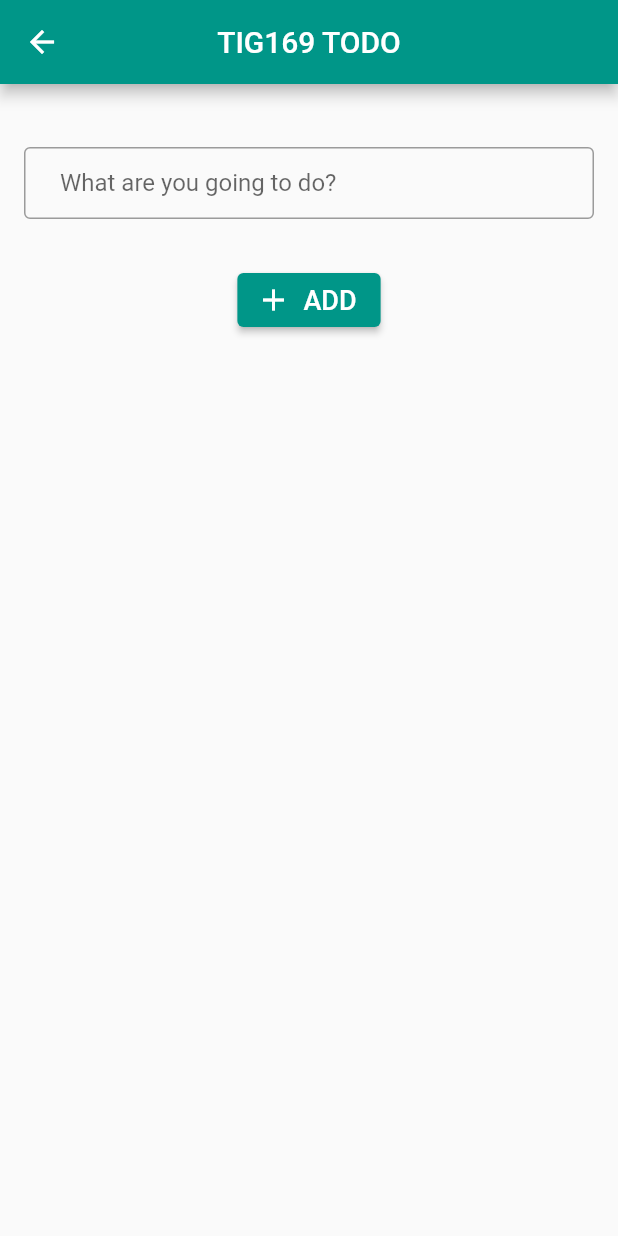
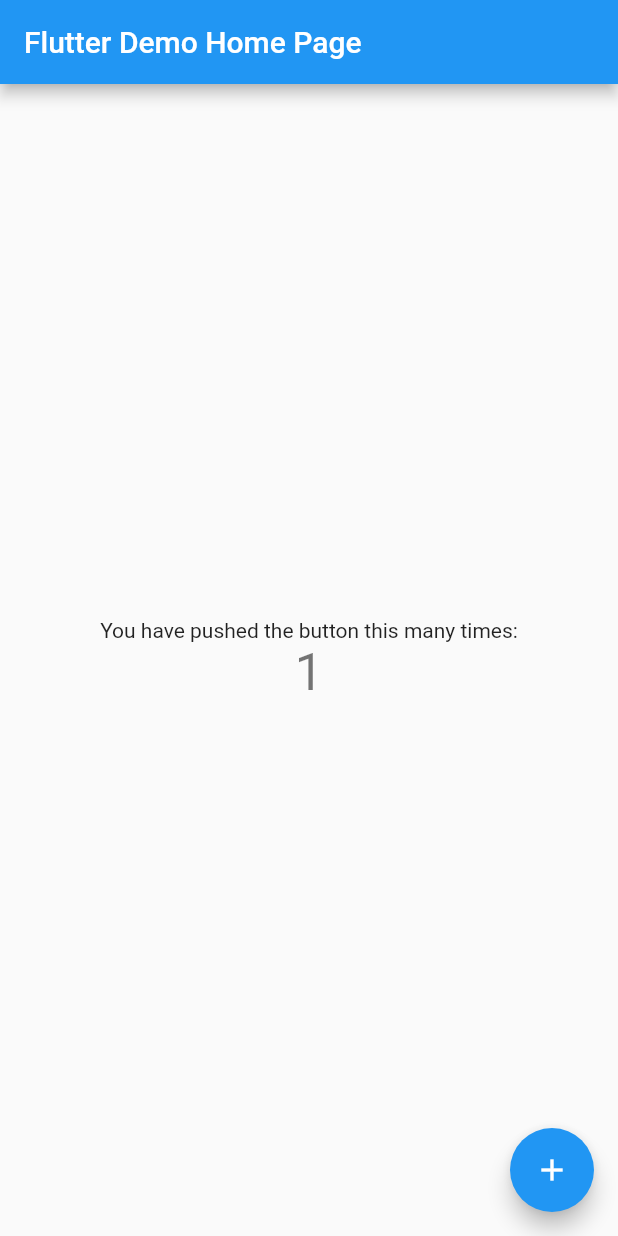
Before and after one commit to gu-tig169-ht21/gusrundbam, a Flutter app: the screen it shows after launch, after a tap on the "add" icon, on a phone screen of 412 x 824 dp. Run offline on Flutter 3.47's test engine with Material 2 defaults, Android fonts, the phone set to English and light mode, and no system bars.

Commit message:
Revert "Steg 1"

```diff
--- a/lib/main.dart
+++ b/lib/main.dart
@@ -6,129 +6,110 @@ void main() {
 
 class MyApp extends StatelessWidget {
   const MyApp({Key? key}) : super(key: key);
+
+  // This widget is the root of your application.
   @override
   Widget build(BuildContext context) {
     return MaterialApp(
-        title: 'Todo app',
-        theme: ThemeData(
-          primarySwatch: Colors.teal,
-        ),
-        home: const HomePage());
+      title: 'Flutter Demo',
+      theme: ThemeData(
+        // This is the theme of your application.
+        //
+        // Try running your application with "flutter run". You'll see the
+        // application has a blue toolbar. Then, without quitting the app, try
+        // changing the primarySwatch below to Colors.green and then invoke
+        // "hot reload" (press "r" in the console where you ran "flutter run",
+        // or simply save your changes to "hot reload" in a Flutter IDE).
+        // Notice that the counter didn't reset back to zero; the application
+        // is not restarted.
+        primarySwatch: Colors.blue,
+      ),
+      home: const MyHomePage(title: 'Flutter Demo Home Page'),
+    );
   }
 }
 
-class HomePage extends StatelessWidget {
-  const HomePage({Key? key}) : super(key: key);
+class MyHomePage extends StatefulWidget {
+  const MyHomePage({Key? key, required this.title}) : super(key: key);
+
+  // This widget is the home page of your application. It is stateful, meaning
+  // that it has a State object (defined below) that contains fields that affect
+  // how it looks.
+
+  // This class is the configuration for the state. It holds the values (in this
+  // case the title) provided by the parent (in this case the App widget) and
+  // used by the build method of the State. Fields in a Widget subclass are
+  // always marked "final".
+
+  final String title;
+
+  @override
+  State<MyHomePage> createState() => _MyHomePageState();
+}
+
+class _MyHomePageState extends State<MyHomePage> {
+  int _counter = 0;
+
+  void _incrementCounter() {
+    setState(() {
+      // This call to setState tells the Flutter framework that something has
+      // changed in this State, which causes it to rerun the build method below
+      // so that the display can reflect the updated values. If we changed
+      // _counter without calling setState(), then the build method would not be
+      // called again, and so nothing would appear to happen.
+      _counter++;
+    });
+  }
+
   @override
   Widget build(BuildContext context) {
+    // This method is rerun every time setState is called, for instance as done
+    // by the _incrementCounter method above.
+    //
+    // The Flutter framework has been optimized to make rerunning build methods
+    // fast, so that you can just rebuild anything that needs updating rather
+    // than having to individually change instances of widgets.
     return Scaffold(
       appBar: AppBar(
-          centerTitle: true,
-          title: const Text('TIG169 TODO'),
-          actions: const [
-            IconButton(
-              icon: Icon(Icons.more_vert),
-              tooltip: 'Dots',
-              onPressed: null,
+        // Here we take the value from the MyHomePage object that was created by
+        // the App.build method, and use it to set our appbar title.
+        title: Text(widget.title),
+      ),
+      body: Center(
+        // Center is a layout widget. It takes a single child and positions it
+        // in the middle of the parent.
+        child: Column(
+          // Column is also a layout widget. It takes a list of children and
+          // arranges them vertically. By default, it sizes itself to fit its
+          // children horizontally, and tries to be as tall as its parent.
+          //
+          // Invoke "debug painting" (press "p" in the console, choose the
+          // "Toggle Debug Paint" action from the Flutter Inspector in Android
+          // Studio, or the "Toggle Debug Paint" command in Visual Studio Code)
+          // to see the wireframe for each widget.
+          //
+          // Column has various properties to control how it sizes itself and
+          // how it positions its children. Here we use mainAxisAlignment to
+          // center the children vertically; the main axis here is the vertical
+          // axis because Columns are vertical (the cross axis would be
+          // horizontal).
+          mainAxisAlignment: MainAxisAlignment.center,
+          children: <Widget>[
+            const Text(
+              'You have pushed the button this many times:',
             ),
-          ]),
-      body: _list(),
+            Text(
+              '$_counter',
+              style: Theme.of(context).textTheme.headline4,
+            ),
+          ],
+        ),
+      ),
       floatingActionButton: FloatingActionButton(
-        onPressed: () {
-          Navigator.push(context,
-              MaterialPageRoute(builder: (context) => const AddTodo()));
-        },
-        tooltip: 'Add',
+        onPressed: _incrementCounter,
+        tooltip: 'Increment',
         child: const Icon(Icons.add),
-      ),
-    );
-  }
-
-  Widget _list() {
-    return ListView(children: <Widget>[
-      Container(height: 24),
-      _item(false, 'Write a book'),
-      _item(true, 'Do homework'),
-      _item(false, 'Tidy room'),
-      _item(false, 'Watch TV'),
-      _item(false, 'Nap'),
-      _item(false, 'Shop groceries'),
-      _item(false, 'Have fun'),
-      _item(false, 'Meditate'),
-    ]);
-  }
-
-  Widget _item(bool isChecked, text) {
-    return ListTile(
-      leading: Checkbox(
-        value: isChecked,
-        onChanged: (bool? value) {},
-      ),
-      title: Text(text, style: _getTextStyle(isChecked)),
-      trailing: const Icon(Icons.cancel_outlined),
-    );
-  }
-
-  TextStyle _getTextStyle(isChecked) {
-    if (!isChecked) {
-      return const TextStyle();
-    } else {
-      return const TextStyle(
-        color: Colors.black54,
-        decoration: TextDecoration.lineThrough,
-      );
-    }
-  }
-}
-
-class AddTodo extends StatelessWidget {
-  const AddTodo({Key? key}) : super(key: key);
-  @override
-  Widget build(BuildContext context) {
-    return Scaffold(
-        appBar: AppBar(
-          centerTitle: true,
-          title: const Text('TIG169 TODO'),
-        ),
-        body: Center(
-            child: Column(children: [
-          Container(height: 18),
-          _todoInputField(),
-          Container(height: 30),
-          _addBox(),
-        ])));
-  }
-
-  Widget _todoInputField() {
-    return Stack(
-      children: [
-        Container(
-          margin: const EdgeInsets.only(left: 16, right: 16, top: 24),
-          child: const TextField(
-            decoration: InputDecoration(
-              border: OutlineInputBorder(),
-              hintText: 'What are you going to do?',
-              contentPadding: EdgeInsets.only(
-                left: 24,
-                right: 24,
-              ),
-            ),
-          ),
-        ),
-      ],
-    );
-  }
-
-  Widget _addBox() {
-    return Row(
-      mainAxisAlignment: MainAxisAlignment.center,
-      children: [
-        ElevatedButton.icon(
-            icon: const Icon(Icons.add),
-            onPressed: () {},
-            label: const Text('ADD',
-                style: TextStyle(decorationThickness: 5, fontSize: 18)))
-      ],
+      ), // This trailing comma makes auto-formatting nicer for build methods.
     );
   }
 }
```
